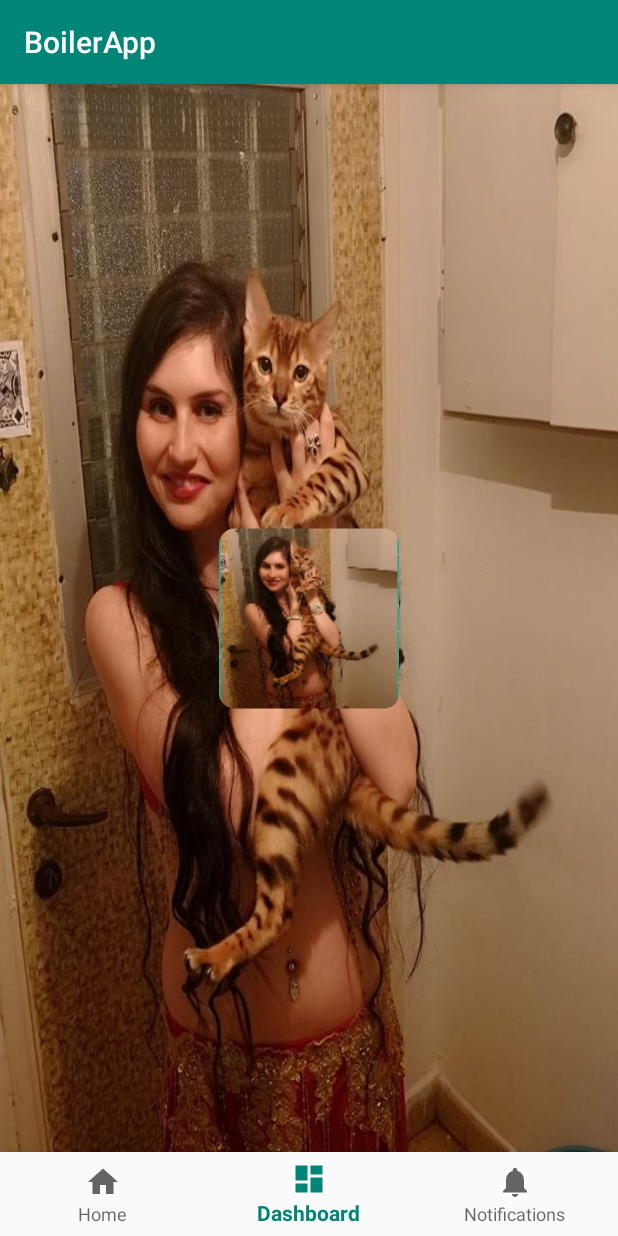
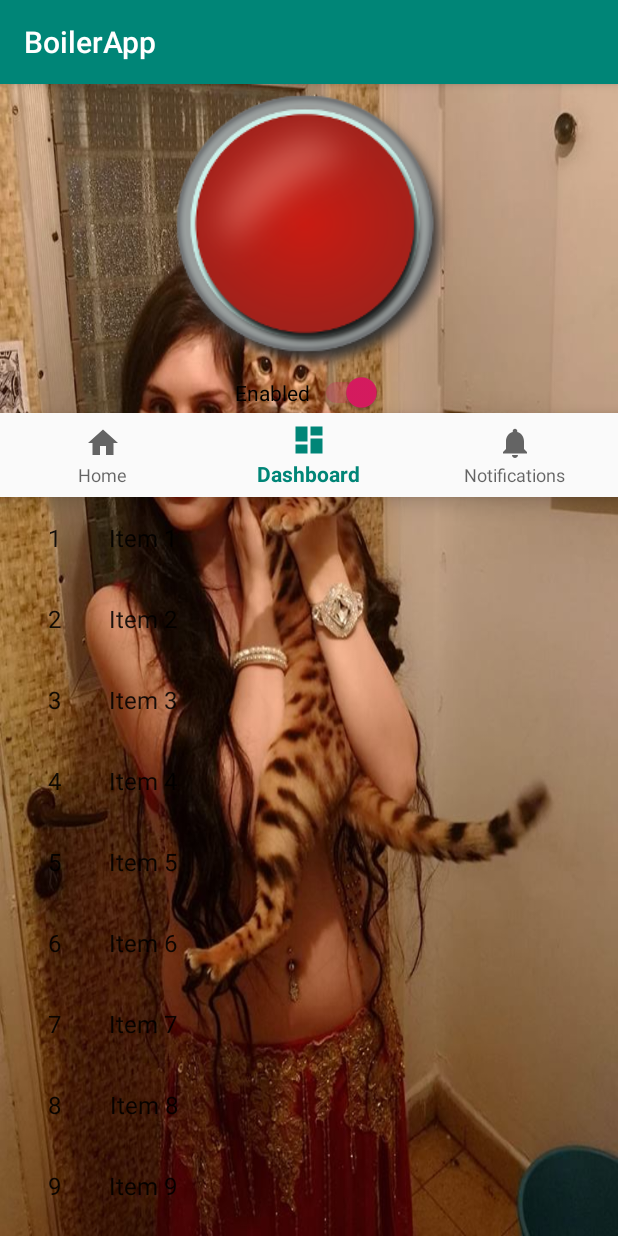
Before and after one commit to GuyG-Saha/Boile21, an Android app: the screen it shows after launch (MainActivity), item 2 of the bottom bar chosen, on a phone screen of 412 x 824 dp. Run offline under Robolectric (Android 15) with nearby library versions, the phone set to English and light mode, and no system bars; our stand-ins replace Room's generated code.

Commit message:
Custom Boiler Button added with drawable resource xml file. Layout in MainActivity changed and navigation bar added. Fragment list Item added (TODO complete fragment and locate navigation bar at bottom)

```diff
--- a/app/build.gradle
+++ b/app/build.gradle
@@ -23,6 +23,8 @@
     implementation 'com.android.support:appcompat-v7:28.0.0'
     implementation 'com.android.support:design:28.0.0'
     implementation 'com.android.support.constraint:constraint-layout:1.1.3'
+    implementation 'com.android.support:support-v4:28.0.0'
+    implementation 'com.android.support:recyclerview-v7:28.0.0'
     testImplementation 'junit:junit:4.12'
     androidTestImplementation 'com.android.support.test:runner:1.0.2'
     androidTestImplementation 'com.android.support.test.espresso:espresso-core:3.0.2'
--- /dev/null
+++ b/app/src/main/java/com/yessumtorah/boilerapp/ItemFragment.java
@@ -0,0 +1,109 @@
+package com.yessumtorah.boilerapp;
+
+import android.content.Context;
+import android.os.Bundle;
+import android.support.v4.app.Fragment;
+import android.support.v7.widget.GridLayoutManager;
+import android.support.v7.widget.LinearLayoutManager;
+import android.support.v7.widget.RecyclerView;
+import android.view.LayoutInflater;
+import android.view.View;
+import android.view.ViewGroup;
+
+import com.yessumtorah.boilerapp.dummy.DummyContent;
+import com.yessumtorah.boilerapp.dummy.DummyContent.DummyItem;
+
+import java.util.List;
+
+/**
+ * A fragment representing a list of Items.
+ * <p/>
+ * Activities containing this fragment MUST implement the {@link OnListFragmentInteractionListener}
+ * interface.
+ */
+public class ItemFragment extends Fragment {
+
+    // TODO: Customize parameter argument names
+    private static final String ARG_COLUMN_COUNT = "column-count";
+    // TODO: Customize parameters
+    private int mColumnCount = 1;
+    private OnListFragmentInteractionListener mListener;
+
+    /**
+     * Mandatory empty constructor for the fragment manager to instantiate the
+     * fragment (e.g. upon screen orientation changes).
+     */
+    public ItemFragment() {
+    }
+
+    // TODO: Customize parameter initialization
+    @SuppressWarnings("unused")
+    public static ItemFragment newInstance(int columnCount) {
+        ItemFragment fragment = new ItemFragment();
+        Bundle args = new Bundle();
+        args.putInt(ARG_COLUMN_COUNT, columnCount);
+        fragment.setArguments(args);
+        return fragment;
+    }
+
+    @Override
+    public void onCreate(Bundle savedInstanceState) {
+        super.onCreate(savedInstanceState);
+
+        if (getArguments() != null) {
+            mColumnCount = getArguments().getInt(ARG_COLUMN_COUNT);
+        }
+    }
+
+    @Override
+    public View onCreateView(LayoutInflater inflater, ViewGroup container,
+                             Bundle savedInstanceState) {
+        View view = inflater.inflate(R.layout.fragment_item_list, container, false);
+
+        // Set the adapter
+        if (view instanceof RecyclerView) {
+            Context context = view.getContext();
+            RecyclerView recyclerView = (RecyclerView) view;
+            if (mColumnCount <= 1) {
+                recyclerView.setLayoutManager(new LinearLayoutManager(context));
+            } else {
+                recyclerView.setLayoutManager(new GridLayoutManager(context, mColumnCount));
+            }
+            recyclerView.setAdapter(new MyItemRecyclerViewAdapter(DummyContent.ITEMS, mListener));
+        }
+        return view;
+    }
+
+
+    @Override
+    public void onAttach(Context context) {
+        super.onAttach(context);
+        if (context instanceof OnListFragmentInteractionListener) {
+            mListener = (OnListFragmentInteractionListener) context;
+        } else {
+            throw new RuntimeException(context.toString()
+                    + " must implement OnListFragmentInteractionListener");
+        }
+    }
+
+    @Override
+    public void onDetach() {
+        super.onDetach();
+        mListener = null;
+    }
+
+    /**
+     * This interface must be implemented by activities that contain this
+     * fragment to allow an interaction in this fragment to be communicated
+     * to the activity and potentially other fragments contained in that
+     * activity.
+     * <p/>
+     * See the Android Training lesson <a href=
+     * "http://developer.android.com/training/basics/fragments/communicating.html"
+     * >Communicating with Other Fragments</a> for more information.
+     */
+    public interface OnListFragmentInteractionListener {
+        // TODO: Update argument type and name
+        void onListFragmentInteraction(DummyItem item);
+    }
+}
--- a/app/src/main/java/com/yessumtorah/boilerapp/MainActivity.java
+++ b/app/src/main/java/com/yessumtorah/boilerapp/MainActivity.java
@@ -1,5 +1,6 @@
 package com.yessumtorah.boilerapp;
 
+import android.arch.persistence.room.Room;
 import android.os.Bundle;
 import android.os.Handler;
 import android.os.health.TimerStat;
@@ -9,21 +10,27 @@
 import android.util.Log;
 import android.view.MenuItem;
 import android.view.View;
+import android.widget.Button;
+import android.widget.CompoundButton;
+import android.widget.Switch;
 import android.widget.TextView;
 import android.widget.Toast;
+
+import com.yessumtorah.boilerapp.dummy.DummyContent;
 
 import java.util.ArrayList;
 import java.util.Date;
 import java.util.Timer;
 import java.util.TimerTask;
 
-public class MainActivity extends AppCompatActivity {
+public class MainActivity extends AppCompatActivity implements ItemFragment.OnListFragmentInteractionListener {
     private static final String TAG = "MainActivity";
     private static final String boilerID = "Demo3217"; // For Demo use
     private TextView mTextMessage;
     private Boiler theBoiler;
     private Session mSession;
     private ArrayList<Session> allSessions;
+    SessionDatabase db;
     private boolean boilerOn, firstSession;
     private final Handler timer = new Handler();
     private int total = 0;
@@ -38,7 +45,13 @@
 
                     return true;
                 case R.id.navigation_dashboard:
-
+                    android.support.v4.app.FragmentManager fragmentManager = getSupportFragmentManager();
+                    android.support.v4.app.FragmentTransaction fragmentTransaction = fragmentManager.beginTransaction();
+                 //   FragmentOne f1 = new FragmentOne();
+                    ItemFragment fragment = new ItemFragment();
+                    fragmentTransaction.add(R.id.container, fragment);
+                    fragmentTransaction.addToBackStack(null);
+                    fragmentTransaction.commit();
                     return true;
                 case R.id.navigation_notifications:
 
@@ -52,6 +65,26 @@
     protected void onCreate(Bundle savedInstanceState) {
         super.onCreate(savedInstanceState);
         setContentView(R.layout.activity_main);
+        final Button customButton = findViewById(R.id.custom_button);
+        Switch switchEnable = findViewById(R.id.enable);
+
+        customButton.setOnClickListener(new View.OnClickListener() {
+            @Override
+            public void onClick(View v) {
+                Toast.makeText(MainActivity.this, "Boiler Button Clicked", Toast.LENGTH_SHORT).show();
+                boilerButtonHandler(v);
+            }
+        });
+
+        switchEnable.setOnCheckedChangeListener(new CompoundButton.OnCheckedChangeListener() {
+            @Override
+            public void onCheckedChanged(CompoundButton buttonView, boolean isChecked) {
+                if (isChecked) {
+                    customButton.setEnabled(true);
+                } else
+                    customButton.setEnabled(false);
+            }
+        });
 
         mTextMessage = (TextView) findViewById(R.id.message);
         BottomNavigationView navigation = (BottomNavigationView) findViewById(R.id.navigation);
@@ -59,11 +92,12 @@
         boilerOn = false;
         firstSession = true;
         allSessions = new ArrayList<Session>();
+        db = Room.databaseBuilder(getApplicationContext(),
+                SessionDatabase.class, "mySessionsDB").build();
     }
 
     public void boilerButtonHandler(View v) {
         Log.d(TAG, "boilerButton clicked");
-
         Runnable runnable = new Runnable() {
             private int time = 0;
             @Override
@@ -81,18 +115,35 @@
             mSession = new Session();
             if (firstSession) {
                 theBoiler = Boiler.getInstance(boilerID);
+                theBoiler.setOn(true);
                 firstSession = false;
             }
             timer.postDelayed(runnable, 1000);
         } else {
             boilerOn = false;
+            theBoiler.setOn(false);
             timer.removeCallbacksAndMessages(runnable);
             mSession.setTotalTime(total);
             mSession.setDate(new Date().toString());
             Log.d(TAG, "Total time for this session: " + total);
+
+            // Save current session in local DB
+            Thread t = new Thread(new Runnable() {
+                @Override
+                public void run() {
+                    db.daoAccess().insertSession(mSession);
+                }
+            });
+            t.start();
+
             allSessions.add(mSession);
-            Log.d(TAG, "Session " + mSession + " with total time of " + mSession.getTotalTime() + " added to allSession " + allSessions.size());
+            Log.d(TAG, "Session " + mSession + " with total time of " + mSession.getTotalTime()/1000 + "s added to allSessions " + allSessions.size());
         }
+    }
+
+    @Override
+    public void onListFragmentInteraction(DummyContent.DummyItem item) {
+        Log.d(TAG, "onListFragmentInteraction callback");
     }
 
     private class boilerTask extends TimerTask {
--- /dev/null
+++ b/app/src/main/java/com/yessumtorah/boilerapp/MyItemRecyclerViewAdapter.java
@@ -0,0 +1,77 @@
+package com.yessumtorah.boilerapp;
+
+import android.support.v7.widget.RecyclerView;
+import android.view.LayoutInflater;
+import android.view.View;
+import android.view.ViewGroup;
+import android.widget.TextView;
+
+import com.yessumtorah.boilerapp.ItemFragment.OnListFragmentInteractionListener;
+import com.yessumtorah.boilerapp.dummy.DummyContent.DummyItem;
+
+import java.util.List;
+
+/**
+ * {@link RecyclerView.Adapter} that can display a {@link DummyItem} and makes a call to the
+ * specified {@link OnListFragmentInteractionListener}.
+ * TODO: Replace the implementation with code for your data type.
+ */
+public class MyItemRecyclerViewAdapter extends RecyclerView.Adapter<MyItemRecyclerViewAdapter.ViewHolder> {
+
+    private final List<DummyItem> mValues;
+    private final OnListFragmentInteractionListener mListener;
+
+    public MyItemRecyclerViewAdapter(List<DummyItem> items, OnListFragmentInteractionListener listener) {
+        mValues = items;
+        mListener = listener;
+    }
+
+    @Override
+    public ViewHolder onCreateViewHolder(ViewGroup parent, int viewType) {
+        View view = LayoutInflater.from(parent.getContext())
+                .inflate(R.layout.fragment_item, parent, false);
+        return new ViewHolder(view);
+    }
+
+    @Override
+    public void onBindViewHolder(final ViewHolder holder, int position) {
+        holder.mItem = mValues.get(position);
+        holder.mIdView.setText(mValues.get(position).id);
+        holder.mContentView.setText(mValues.get(position).content);
+
+        holder.mView.setOnClickListener(new View.OnClickListener() {
+            @Override
+            public void onClick(View v) {
+                if (null != mListener) {
+                    // Notify the active callbacks interface (the activity, if the
+                    // fragment is attached to one) that an item has been selected.
+                    mListener.onListFragmentInteraction(holder.mItem);
+                }
+            }
+        });
+    }
+
+    @Override
+    public int getItemCount() {
+        return mValues.size();
+    }
+
+    public class ViewHolder extends RecyclerView.ViewHolder {
+        public final View mView;
+        public final TextView mIdView;
+        public final TextView mContentView;
+        public DummyItem mItem;
+
+        public ViewHolder(View view) {
+            super(view);
+            mView = view;
+            mIdView = (TextView) view.findViewById(R.id.item_number);
+            mContentView = (TextView) view.findViewById(R.id.content);
+        }
+
+        @Override
+        public String toString() {
+            return super.toString() + " '" + mContentView.getText() + "'";
+        }
+    }
+}
--- a/app/src/main/java/com/yessumtorah/boilerapp/Session.java
+++ b/app/src/main/java/com/yessumtorah/boilerapp/Session.java
@@ -20,8 +20,9 @@
     private String date;
 
     public Session() {
+    this.user = "Guy"; // Default for demo use
+    }
 
-    }
 
     public int getId() {
         return id;
--- /dev/null
+++ b/app/src/main/java/com/yessumtorah/boilerapp/dummy/DummyContent.java
@@ -0,0 +1,72 @@
+package com.yessumtorah.boilerapp.dummy;
+
+import java.util.ArrayList;
+import java.util.HashMap;
+import java.util.List;
+import java.util.Map;
+
+/**
+ * Helper class for providing sample content for user interfaces created by
+ * Android template wizards.
+ * <p>
+ * TODO: Replace all uses of this class before publishing your app.
+ */
+public class DummyContent {
+
+    /**
+     * An array of sample (dummy) items.
+     */
+    public static final List<DummyItem> ITEMS = new ArrayList<DummyItem>();
+
+    /**
+     * A map of sample (dummy) items, by ID.
+     */
+    public static final Map<String, DummyItem> ITEM_MAP = new HashMap<String, DummyItem>();
+
+    private static final int COUNT = 25;
+
+    static {
+        // Add some sample items.
+        for (int i = 1; i <= COUNT; i++) {
+            addItem(createDummyItem(i));
+        }
+    }
+
+    private static void addItem(DummyItem item) {
+        ITEMS.add(item);
+        ITEM_MAP.put(item.id, item);
+    }
+
+    private static DummyItem createDummyItem(int position) {
+        return new DummyItem(String.valueOf(position), "Item " + position, makeDetails(position));
+    }
+
+    private static String makeDetails(int position) {
+        StringBuilder builder = new StringBuilder();
+        builder.append("Details about Item: ").append(position);
+        for (int i = 0; i < position; i++) {
+            builder.append("\nMore details information here.");
+        }
+        return builder.toString();
+    }
+
+    /**
+     * A dummy item representing a piece of content.
+     */
+    public static class DummyItem {
+        public final String id;
+        public final String content;
+        public final String details;
+
+        public DummyItem(String id, String content, String details) {
+            this.id = id;
+            this.content = content;
+            this.details = details;
+        }
+
+        @Override
+        public String toString() {
+            return content;
+        }
+    }
+}
--- /dev/null
+++ b/app/src/main/res/drawable/custom_button.xml
@@ -0,0 +1,11 @@
+<?xml version="1.0" encoding="utf-8"?>
+<selector xmlns:android="http://schemas.android.com/apk/res/android">
+    <item
+        android:state_pressed="true"
+        android:drawable="@drawable/button_pressed" />
+    <item
+        android:state_enabled="false"
+        android:drawable="@drawable/button_disabled" />
+    <item
+        android:drawable="@drawable/button_default" />
+</selector>
--- a/app/src/main/res/layout/activity_main.xml
+++ b/app/src/main/res/layout/activity_main.xml
@@ -1,34 +1,34 @@
 <?xml version="1.0" encoding="utf-8"?>
-<android.support.constraint.ConstraintLayout xmlns:android="http://schemas.android.com/apk/res/android"
+<LinearLayout
+    xmlns:android="http://schemas.android.com/apk/res/android"
     xmlns:app="http://schemas.android.com/apk/res-auto"
     xmlns:tools="http://schemas.android.com/tools"
     android:id="@+id/container"
     android:layout_width="match_parent"
     android:layout_height="match_parent"
+    android:orientation="vertical"
+    android:gravity="center"
     android:background="@drawable/annaleo"
     tools:context=".MainActivity">
 
 
-    <ImageView
-        android:id="@+id/boilerImage"
-        android:layout_width="120dp"
-        android:layout_height="130dp"
-        android:layout_marginStart="8dp"
-        android:layout_marginTop="8dp"
-        android:layout_marginEnd="8dp"
-        android:layout_marginBottom="8dp"
-        android:src="@mipmap/ic_power"
-        android:onClick="boilerButtonHandler"
-        app:layout_constraintBottom_toTopOf="@+id/navigation"
-        app:layout_constraintEnd_toEndOf="parent"
-        app:layout_constraintStart_toStartOf="parent"
-        app:layout_constraintTop_toTopOf="parent" />
+   <Button
+       android:id="@+id/custom_button"
+       android:layout_width="wrap_content"
+       android:layout_height="wrap_content"
+       android:background="@drawable/custom_button"
+       />
 
-
+    <Switch
+        android:id="@+id/enable"
+        android:layout_width="wrap_content"
+        android:layout_height="wrap_content"
+        android:text="Enabled"
+        android:checked="true"/>
 
     <android.support.design.widget.BottomNavigationView
         android:id="@+id/navigation"
-        android:layout_width="0dp"
+        android:layout_width="match_parent"
         android:layout_height="wrap_content"
         android:layout_marginStart="0dp"
         android:layout_marginEnd="0dp"
@@ -38,4 +38,4 @@
         app:layout_constraintRight_toRightOf="parent"
         app:menu="@menu/navigation" />
 
-</android.support.constraint.ConstraintLayout>
+</LinearLayout>
--- /dev/null
+++ b/app/src/main/res/layout/fragment_item.xml
@@ -0,0 +1,20 @@
+<?xml version="1.0" encoding="utf-8"?>
+<LinearLayout xmlns:android="http://schemas.android.com/apk/res/android"
+    android:layout_width="wrap_content"
+    android:layout_height="wrap_content"
+    android:orientation="horizontal">
+
+    <TextView
+        android:id="@+id/item_number"
+        android:layout_width="wrap_content"
+        android:layout_height="wrap_content"
+        android:layout_margin="@dimen/text_margin"
+        android:textAppearance="?attr/textAppearanceListItem" />
+
+    <TextView
+        android:id="@+id/content"
+        android:layout_width="wrap_content"
+        android:layout_height="wrap_content"
+        android:layout_margin="@dimen/text_margin"
+        android:textAppearance="?attr/textAppearanceListItem" />
+</LinearLayout>
--- /dev/null
+++ b/app/src/main/res/layout/fragment_item_list.xml
@@ -0,0 +1,13 @@
+<?xml version="1.0" encoding="utf-8"?>
+<android.support.v7.widget.RecyclerView xmlns:android="http://schemas.android.com/apk/res/android"
+    xmlns:app="http://schemas.android.com/apk/res-auto"
+    xmlns:tools="http://schemas.android.com/tools"
+    android:id="@+id/list"
+    android:name="com.yessumtorah.boilerapp.ItemFragment"
+    android:layout_width="match_parent"
+    android:layout_height="match_parent"
+    android:layout_marginLeft="16dp"
+    android:layout_marginRight="16dp"
+    app:layoutManager="LinearLayoutManager"
+    tools:context=".ItemFragment"
+    tools:listitem="@layout/fragment_item" />
--- a/app/src/main/res/values/dimens.xml
+++ b/app/src/main/res/values/dimens.xml
@@ -2,4 +2,5 @@
     <!-- Default screen margins, per the Android Design guidelines. -->
     <dimen name="activity_horizontal_margin">16dp</dimen>
     <dimen name="activity_vertical_margin">16dp</dimen>
+    <dimen name="text_margin">16dp</dimen>
 </resources>
```
Also changed, not shown: app/src/main/res/drawable/button_default.png (added), app/src/main/res/drawable/button_disabled.png (added), app/src/main/res/drawable/button_pressed.png (added).
